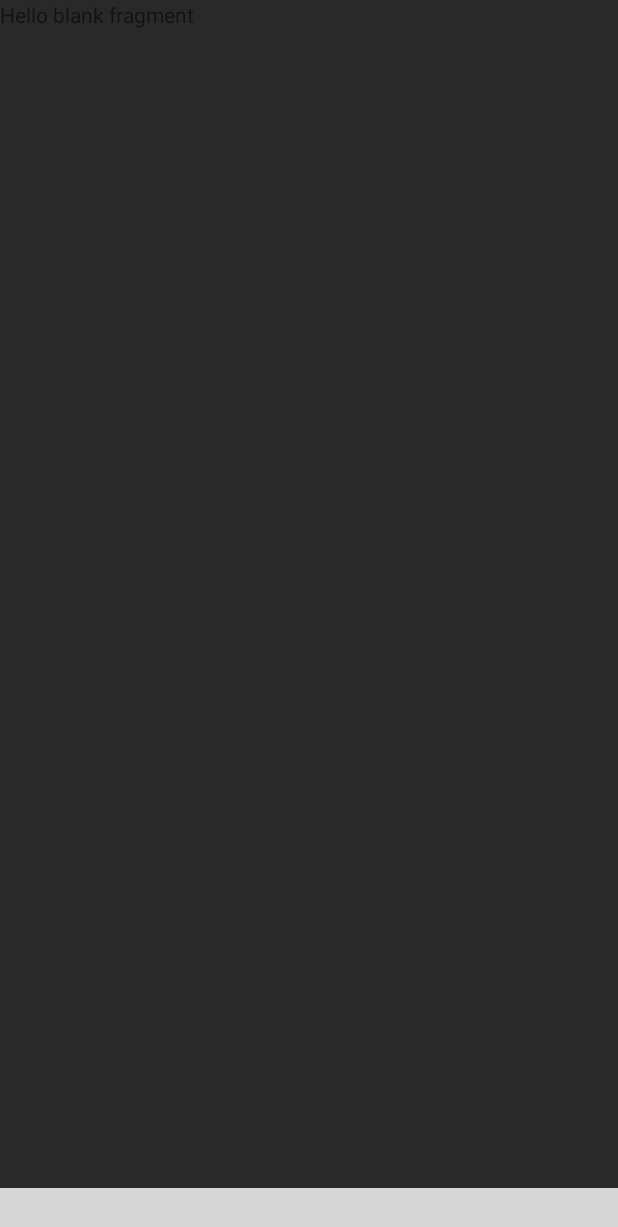
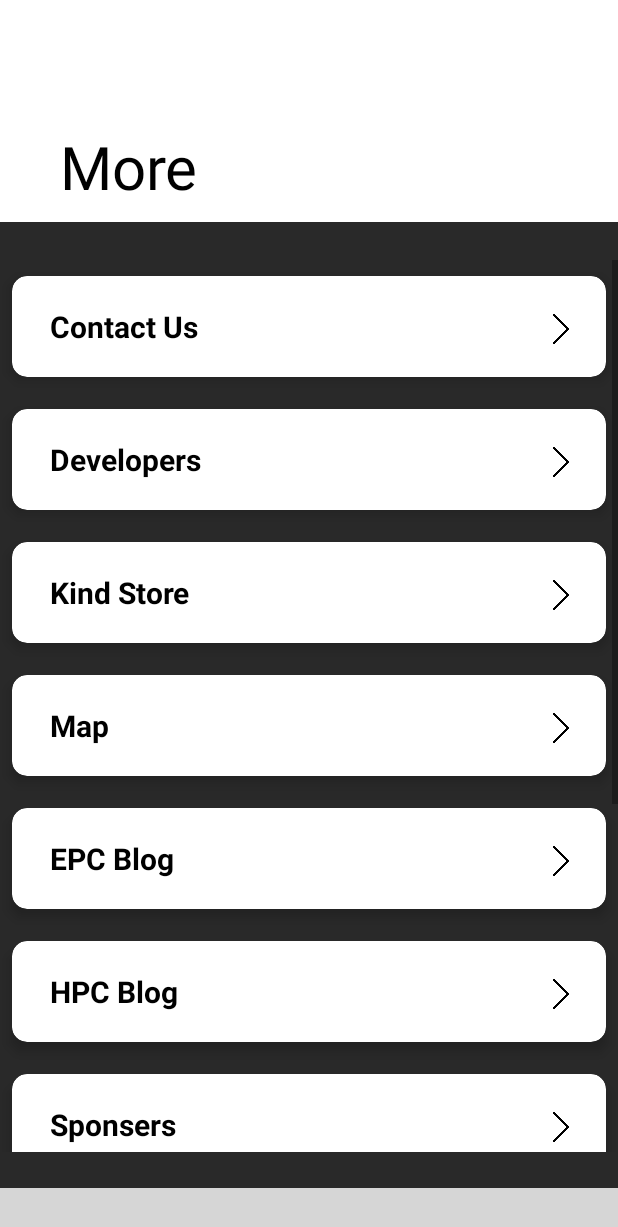
Before and after one commit to garrysawyers3007/Apogee2020, an Android app: the fragment More placed in its activity, on a phone screen of 412 x 824 dp. Shown: the top 1227 px of the screen. Run offline under Robolectric (Android 15) with nearby library versions, the phone set to English and light mode, and no system bars; our stand-ins replace Firebase (no records; nobody signed in at launch, a user with empty details on screens opened directly); libraries missing offline, so code that uses them is left out: com.etebarian.meowbottomnavigation, com.fxn, de.blox.graphview; plain views replace BubbleTabBar; Roboto replaces fonts that are not available here; 5 statements that could not run were skipped; grey boxes are pictures that could not be loaded.

Commit message:
more done

```diff
--- /dev/null
+++ b/app/src/main/java/com/bitspilani/apogeear/Adapters/MoreAdapter.java
@@ -0,0 +1,62 @@
+package com.bitspilani.apogeear.Adapters;
+
+import android.content.Context;
+import android.view.LayoutInflater;
+import android.view.View;
+import android.view.ViewGroup;
+import android.widget.ImageView;
+import android.widget.TextView;
+
+import androidx.annotation.NonNull;
+import androidx.recyclerview.widget.RecyclerView;
+
+import com.bitspilani.apogeear.Models.MoreModel;
+import com.bitspilani.apogeear.R;
+
+import java.util.List;
+
+public class MoreAdapter extends RecyclerView.Adapter<MoreAdapter.MoreViewHolder> {
+
+    private Context context;
+    private List<MoreModel> moreList;
+
+    public MoreAdapter(Context context, List<MoreModel> moreList) {
+        this.context = context;
+        this.moreList = moreList;
+    }
+
+    @NonNull
+    @Override
+    public MoreViewHolder onCreateViewHolder(@NonNull ViewGroup parent, int viewType) {
+        LayoutInflater inflater = LayoutInflater.from(context);
+        View view = inflater.inflate(R.layout.more_card_view,null);
+        return new MoreViewHolder(view);
+    }
+
+    @Override
+    public void onBindViewHolder(MoreViewHolder holder, int position) {
+        MoreModel moreModel = moreList.get(position);
+
+        holder.textView.setText(moreModel.getName());
+        holder.imageView.setImageDrawable(context.getResources().getDrawable(moreModel.getImage()));
+
+    }
+
+    @Override
+    public int getItemCount() {
+        return moreList.size();
+    }
+
+    class MoreViewHolder extends RecyclerView.ViewHolder{
+
+        TextView textView;
+        ImageView imageView;
+
+        public MoreViewHolder(@NonNull View itemView) {
+            super(itemView);
+
+            textView = itemView.findViewById(R.id.more);
+            imageView = itemView.findViewById(R.id.mark);
+        }
+    }
+}
--- a/app/src/main/java/com/bitspilani/apogeear/Fragments/Leaderboard.java
+++ b/app/src/main/java/com/bitspilani/apogeear/Fragments/Leaderboard.java
@@ -60,9 +60,9 @@ public class Leaderboard extends Fragment {
                 Comparator<Rank> comparebycoins=(Rank o1,Rank o2)-> (int)(o2.getCoins()-o1.getCoins());
                 Collections.sort(list,comparebycoins);
 
-                leaderBoardAdapter=new LeaderBoardAdapter(list,getContext());
-                leaderboard.setLayoutManager(new LinearLayoutManager(getContext()));
-                leaderboard.setAdapter(leaderBoardAdapter);
+//                leaderBoardAdapter=new LeaderBoardAdapter(list,getContext());
+//                leaderboard.setLayoutManager(new LinearLayoutManager(getContext()));
+//                leaderboard.setAdapter(leaderBoardAdapter);
             }
         });
         return view;
--- a/app/src/main/java/com/bitspilani/apogeear/Fragments/Map.java
+++ b/app/src/main/java/com/bitspilani/apogeear/Fragments/Map.java
@@ -86,8 +86,6 @@ public class Map extends Fragment implements OnMapReadyCallback {
         getLocationPermission();
         return rootView;
     }
-
-
 
     @Override
     public void onAttach(Context context) {
--- a/app/src/main/java/com/bitspilani/apogeear/Fragments/More.java
+++ b/app/src/main/java/com/bitspilani/apogeear/Fragments/More.java
@@ -3,45 +3,36 @@ package com.bitspilani.apogeear.Fragments;
 import android.os.Bundle;
 
 import androidx.fragment.app.Fragment;
+import androidx.recyclerview.widget.LinearLayoutManager;
+import androidx.recyclerview.widget.RecyclerView;
 
 import android.view.LayoutInflater;
 import android.view.View;
 import android.view.ViewGroup;
 
+import com.bitspilani.apogeear.Adapters.MoreAdapter;
+import com.bitspilani.apogeear.Models.MoreModel;
 import com.bitspilani.apogeear.R;
 
+import java.util.ArrayList;
+import java.util.List;
 
-/**
- * A simple {@link Fragment} subclass.
- * Activities that contain this fragment must implement the
- * to handle interaction events.
- * Use the {@link More#newInstance} factory method to
- * create an instance of this fragment.
- */
 public class More extends Fragment {
-    // TODO: Rename parameter arguments, choose names that match
     // the fragment initialization parameters, e.g. ARG_ITEM_NUMBER
     private static final String ARG_PARAM1 = "param1";
     private static final String ARG_PARAM2 = "param2";
+
+    List<MoreModel> list;
+    RecyclerView recyclerView;
 
     // TODO: Rename and change types of parameters
     private String mParam1;
     private String mParam2;
 
-
     public More() {
         // Required empty public constructor
     }
 
-    /**
-     * Use this factory method to create a new instance of
-     * this fragment using the provided parameters.
-     *
-     * @param param1 Parameter 1.
-     * @param param2 Parameter 2.
-     * @return A new instance of fragment More.
-     */
-    // TODO: Rename and change types and number of parameters
     public static More newInstance(String param1, String param2) {
         More fragment = new More();
         Bundle args = new Bundle();
@@ -63,9 +54,31 @@ public class More extends Fragment {
     @Override
     public View onCreateView(LayoutInflater inflater, ViewGroup container,
                              Bundle savedInstanceState) {
+
+        View view = inflater.inflate(R.layout.fragment_more,container,false);
+
+        recyclerView = view.findViewById(R.id.more_recycler_view);
+        recyclerView.setHasFixedSize(true);
+        recyclerView.setLayoutManager(new LinearLayoutManager(getActivity()));
+
+        list = new ArrayList<>();
+        list.add(new MoreModel("Contact Us",R.drawable.next));
+        list.add(new MoreModel("Developers",R.drawable.next));
+        list.add(new MoreModel("Kind Store",R.drawable.next));
+        list.add(new MoreModel("Map",R.drawable.next));
+        list.add(new MoreModel("EPC Blog",R.drawable.next));
+        list.add(new MoreModel("HPC Blog",R.drawable.next));
+        list.add(new MoreModel("Sponsers",R.drawable.next));
+        list.add(new MoreModel("About Us",R.drawable.next));
+        list.add(new MoreModel("Privacy Policy",R.drawable.next));
+        list.add(new MoreModel("Terms And Conditions",R.drawable.next));
+        list.add(new MoreModel("Credits",R.drawable.next));
+
+        MoreAdapter moreAdapter = new MoreAdapter(getActivity(),list);
+        recyclerView.setAdapter(moreAdapter);
+
         // Inflate the layout for this fragment
-        return inflater.inflate(R.layout.fragment_more, container, false);
+        return view;
     }
 
-
 }
--- a/app/src/main/java/com/bitspilani/apogeear/MainActivity.java
+++ b/app/src/main/java/com/bitspilani/apogeear/MainActivity.java
@@ -110,7 +110,7 @@ public class MainActivity extends AppCompatActivity {
 //                        break;
 //
 //                    case R.id.more:
-//                        fragment=new More();
+//                        fragment=new MoreModel();
 //                        break;
 //                    case R.id.leaderboard:
 //                        fragment=new Leaderboard();
--- /dev/null
+++ b/app/src/main/java/com/bitspilani/apogeear/Models/MoreModel.java
@@ -0,0 +1,27 @@
+package com.bitspilani.apogeear.Models;
+
+public class MoreModel {
+    private String name;
+    private int image;
+
+    public MoreModel(String name, int image) {
+        this.name = name;
+        this.image = image;
+    }
+
+    public String getName() {
+        return name;
+    }
+
+    public void setName(String name) {
+        this.name = name;
+    }
+
+    public int getImage() {
+        return image;
+    }
+
+    public void setImage(int image) {
+        this.image = image;
+    }
+}
--- a/app/src/main/res/layout/fragment_more.xml
+++ b/app/src/main/res/layout/fragment_more.xml
@@ -1,15 +1,39 @@
 <?xml version="1.0" encoding="utf-8"?>
-<FrameLayout xmlns:android="http://schemas.android.com/apk/res/android"
+<LinearLayout
+    xmlns:android="http://schemas.android.com/apk/res/android"
     xmlns:tools="http://schemas.android.com/tools"
     android:layout_width="match_parent"
     android:layout_height="match_parent"
     android:background="#292929"
+    android:orientation="vertical"
     tools:context=".Fragments.More">
 
-    <!-- TODO: Update blank fragment layout -->
-    <TextView
+    <RelativeLayout
+        android:id="@+id/header_more"
         android:layout_width="match_parent"
-        android:layout_height="match_parent"
-        android:text="@string/hello_blank_fragment" />
+        android:layout_height="0dp"
+        android:layout_weight="0.5"
+        android:layout_marginBottom="25dp"
+        android:background="#fff">
 
-</FrameLayout>
+        <TextView
+            android:layout_width="wrap_content"
+            android:layout_height="wrap_content"
+            android:text="More"
+            android:layout_alignParentBottom="true"
+            android:paddingBottom="10dp"
+            android:layout_marginLeft="40dp"
+            android:textSize="40sp"
+            android:textColor="#000" />
+
+    </RelativeLayout>
+
+    <androidx.recyclerview.widget.RecyclerView
+        android:id="@+id/more_recycler_view"
+        android:layout_weight="2"
+        android:layout_width="match_parent"
+        android:layout_height="0dp"
+        android:layout_below="@+id/header_more"
+        android:scrollbars="vertical"/>
+
+</LinearLayout>
--- /dev/null
+++ b/app/src/main/res/layout/more_card_view.xml
@@ -0,0 +1,41 @@
+<?xml version="1.0" encoding="utf-8"?>
+<androidx.cardview.widget.CardView xmlns:android="http://schemas.android.com/apk/res/android"
+    android:layout_width="match_parent"
+    android:layout_height="wrap_content"
+    xmlns:card_view="http://schemas.android.com/apk/res-auto"
+    card_view:cardCornerRadius="10dp"
+    card_view:cardElevation="5dp"
+    card_view:cardUseCompatPadding="true"
+    card_view:cardBackgroundColor="#fff">
+
+    <RelativeLayout
+        android:layout_width="match_parent"
+        android:layout_height="match_parent">
+
+        <TextView
+            android:id="@+id/more"
+            android:layout_width="wrap_content"
+            android:layout_height="wrap_content"
+            android:layout_gravity="center_horizontal"
+            android:layout_marginTop="10dp"
+            android:layout_marginBottom="10dp"
+            android:text="Android Name"
+            android:layout_marginLeft="15dp"
+            android:textStyle="bold"
+            android:padding="10dp"
+            android:textColor="#000"
+            android:textSize="20sp"
+            android:textAppearance="?android:attr/textAppearanceLarge"/>
+
+        <ImageView
+            android:id="@+id/mark"
+            android:layout_width="20dp"
+            android:layout_height="20dp"
+            android:layout_marginTop="25dp"
+            android:layout_alignParentEnd="true"
+            android:layout_marginRight="20dp"
+            android:src="@drawable/next"/>
+
+    </RelativeLayout>
+
+</androidx.cardview.widget.CardView>
```
Also changed, not shown: app/src/main/res/drawable-v24/next.png (added).
